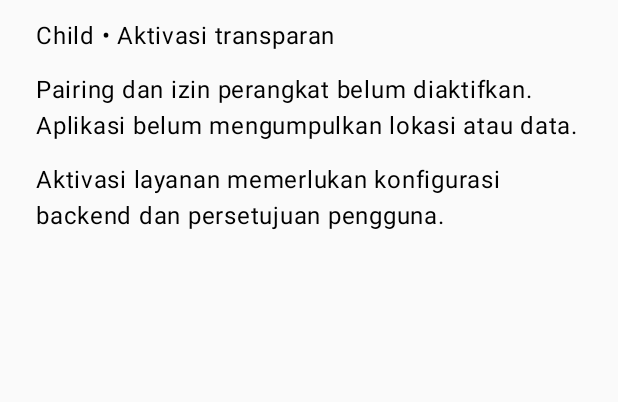
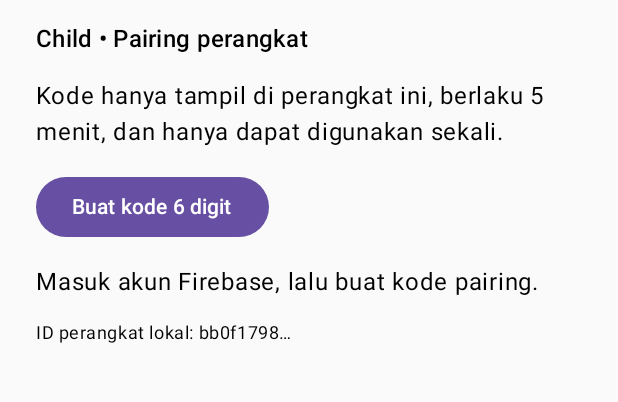
Before and after one commit to plegogel3-pixel/ruang-kendali-bersama, an Android app built with Jetpack Compose: the screen it shows after launch (MainActivity), on a phone screen of 412 x 824 dp, the part 90-492 px from its top. Run offline under Robolectric (Android 15) with nearby library versions, the phone set to English and light mode, and no system bars; our stand-ins replace Firebase (no records; nobody signed in at launch, a user with empty details on screens opened directly).

Commit message:
feat: add parent and child six-digit pairing screens

```diff
--- a/child-app/src/main/java/id/plegogel3/ruangkendali/child/MainActivity.kt
+++ b/child-app/src/main/java/id/plegogel3/ruangkendali/child/MainActivity.kt
@@ -1,21 +1,74 @@
 package id.plegogel3.ruangkendali.child
 
 import android.os.Bundle
+import android.provider.Settings
 import androidx.activity.ComponentActivity
 import androidx.activity.compose.setContent
 import androidx.compose.foundation.layout.*
 import androidx.compose.material3.*
+import androidx.compose.runtime.*
 import androidx.compose.ui.Modifier
 import androidx.compose.ui.unit.dp
+import com.google.firebase.FirebaseApp
+import com.google.firebase.FirebaseOptions
+import com.google.firebase.auth.FirebaseAuth
+import kotlinx.coroutines.Dispatchers
+import kotlinx.coroutines.launch
+import kotlinx.coroutines.withContext
+import org.json.JSONObject
+import java.net.HttpURLConnection
+import java.net.URL
 
 class MainActivity : ComponentActivity() {
+ private fun setupFirebase() {
+  if (FirebaseApp.getApps(this).isNotEmpty()) return
+  if (BuildConfig.FIREBASE_API_KEY.startsWith("CONFIGURE")) return
+  val options=FirebaseOptions.Builder().setApiKey(BuildConfig.FIREBASE_API_KEY)
+   .setApplicationId(BuildConfig.FIREBASE_APP_ID).setProjectId(BuildConfig.FIREBASE_PROJECT_ID).build()
+  FirebaseApp.initializeApp(this,options)
+ }
  override fun onCreate(savedInstanceState: Bundle?) {
-  super.onCreate(savedInstanceState)
-  setContent { MaterialTheme { Column(Modifier.fillMaxSize().padding(24.dp), verticalArrangement=Arrangement.spacedBy(12.dp)) {
-   Text("Ruang Kendali Bersama", style=MaterialTheme.typography.headlineMedium)
-   Text("Child • Aktivasi transparan")
-   Text("Pairing dan izin perangkat belum diaktifkan. Aplikasi belum mengumpulkan lokasi atau data.")
-   Text("Aktivasi layanan memerlukan konfigurasi backend dan persetujuan pengguna.")
-  } } }
+  super.onCreate(savedInstanceState); setupFirebase()
+  val prefs=getSharedPreferences("device",MODE_PRIVATE)
+  val deviceId=prefs.getString("id",null) ?: java.util.UUID.randomUUID().toString().replace("-","").also{prefs.edit().putString("id",it).apply()}
+  setContent { MaterialTheme {
+   var code by remember { mutableStateOf("") }; var message by remember { mutableStateOf("Masuk akun Firebase, lalu buat kode pairing.") }; var busy by remember { mutableStateOf(false) }
+   val scope= rememberCoroutineScope()
+   Column(Modifier.fillMaxSize().padding(24.dp),verticalArrangement=Arrangement.spacedBy(14.dp)) {
+    Text("Ruang Kendali Bersama",style=MaterialTheme.typography.headlineMedium)
+    Text("Child • Pairing perangkat",style=MaterialTheme.typography.titleMedium)
+    Text("Kode hanya tampil di perangkat ini, berlaku 5 menit, dan hanya dapat digunakan sekali.")
+    if(FirebaseApp.getApps(this@MainActivity).isEmpty()) {
+     Text("Firebase belum dikonfigurasi. Isi Firebase API key, App ID, Project ID dan aktifkan Anonymous Authentication di Firebase Console.")
+    } else {
+     Button(enabled=!busy,onClick={scope.launch {
+      busy=true
+      try {
+       val user=FirebaseAuth.getInstance().currentUser
+       if(user==null){message="Belum login. Gunakan Firebase Authentication terlebih dahulu.";return@launch}
+       val token=user.getIdToken(false).awaitToken()
+       val result=withContext(Dispatchers.IO){postJson("/pair/create",JSONObject().put("deviceId",deviceId),token)}
+       code=result.optString("code");message="Kode dibuat. Jangan bagikan selain kepada orang tua/wali yang kamu setujui."
+      }catch(e:Exception){message="Gagal membuat kode: ${e.message ?: "periksa koneksi dan Worker"}"}finally{busy=false}
+     }}) { Text(if(busy)"Memproses…" else "Buat kode 6 digit") }
+    }
+    if(code.isNotBlank()) Text(code,style=MaterialTheme.typography.displayLarge)
+    Text(message)
+    Text("ID perangkat lokal: ${deviceId.take(8)}…",style=MaterialTheme.typography.bodySmall)
+   }
+  } }
+ }
+ private suspend fun postJson(path:String,body:JSONObject,token:String)=withContext(Dispatchers.IO){
+  val conn=(URL(BuildConfig.WORKER_BASE_URL.trimEnd('/')+path).openConnection() as HttpURLConnection)
+  try {conn.requestMethod="POST";conn.connectTimeout=12000;conn.readTimeout=12000;conn.doOutput=true
+   conn.setRequestProperty("Authorization","Bearer $token");conn.setRequestProperty("Content-Type","application/json")
+   conn.outputStream.use{it.write(body.toString().toByteArray())}
+   val stream=if(conn.responseCode in 200..299)conn.inputStream else conn.errorStream
+   val response=stream.bufferedReader().use{it.readText()}
+   if(conn.responseCode !in 200..299) throw IllegalStateException(JSONObject(response).optString("error","HTTP ${conn.responseCode}"))
+   JSONObject(response)
+  }finally{conn.disconnect()}
  }
 }
+private suspend fun com.google.android.gms.tasks.Task<com.google.firebase.auth.GetTokenResult>.awaitToken():String =
+ kotlinx.coroutines.suspendCancellableCoroutine { c -> addOnSuccessListener { c.resume(it.token.orEmpty(),null) }.addOnFailureListener{c.resumeWith(Result.failure(it))} }
```
